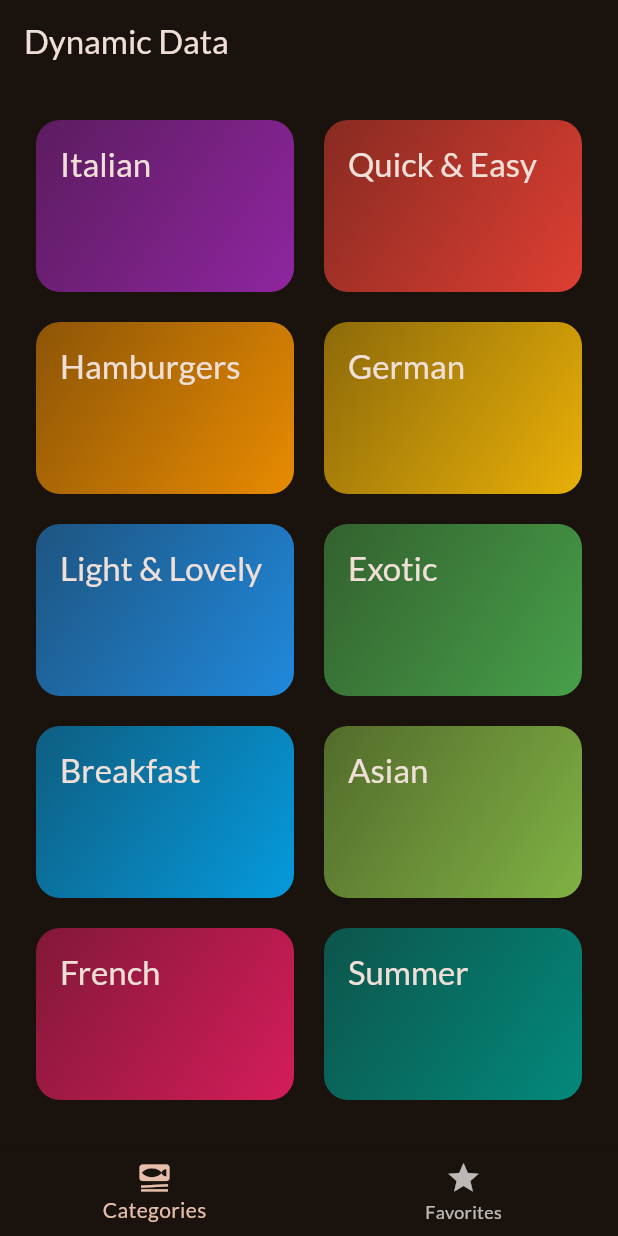
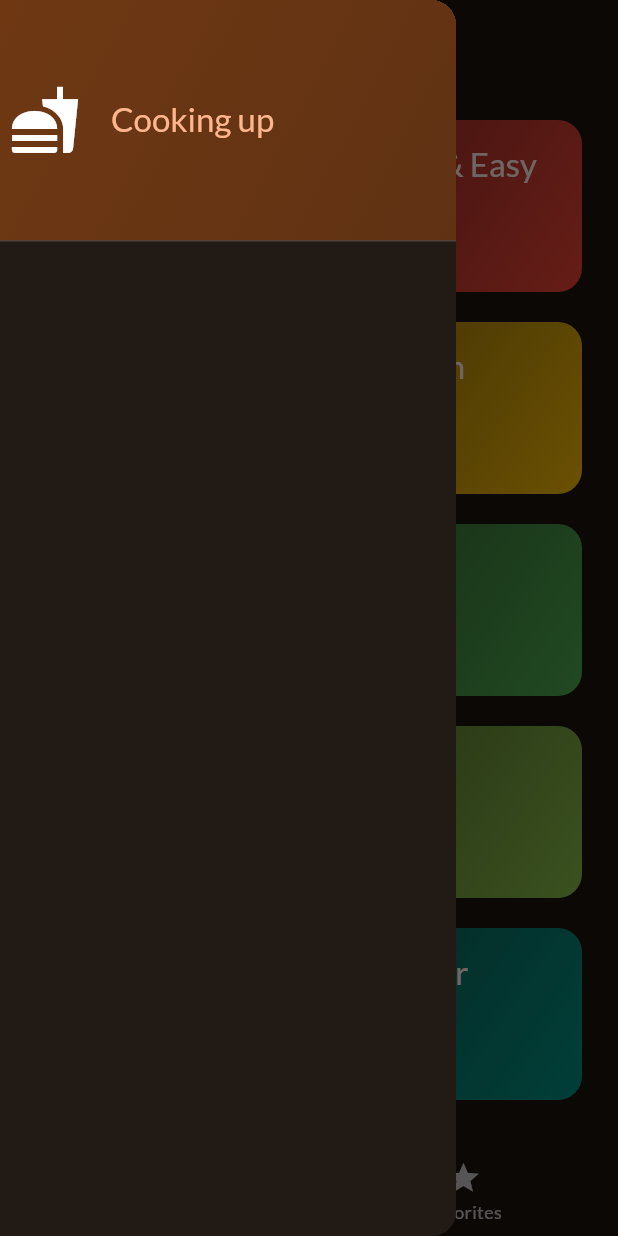
Before and after one commit to alvinwarui29/MealsAppFlutter, a Flutter app: the screen it shows after launch, with the side drawer open (before the commit the screen has no drawer), on a phone screen of 412 x 824 dp. Run offline on Flutter 3.47's test engine with Material 2 defaults, Android fonts, the phone set to English and light mode, and no system bars; our stand-ins replace google_fonts, transparent_image.

Commit message:
add side drawer

```diff
--- a/lib/screens/tabs.dart
+++ b/lib/screens/tabs.dart
@@ -2,6 +2,7 @@ import 'package:flutter/material.dart';
 import 'package:meals/screens/categories.dart';
 import 'package:meals/screens/meals.dart';
 import 'package:meals/model/meal.dart';
+import 'package:meals/widgets/main_drawer.dart';
 
 class TabsScreen extends StatefulWidget {
   const TabsScreen({super.key});
@@ -59,6 +60,7 @@ class _TabsScreenState extends State<TabsScreen> {
       appBar: AppBar(
         title: const Text('Dynamic Data'),
       ),
+      drawer: const MainDrawer(),
       body: activeScreen,
       bottomNavigationBar: BottomNavigationBar(
           currentIndex: _selectedPageIndex,
--- /dev/null
+++ b/lib/widgets/main_drawer.dart
@@ -0,0 +1,41 @@
+import 'package:flutter/material.dart';
+
+class MainDrawer extends StatelessWidget {
+  const MainDrawer({super.key});
+  @override
+  Widget build(BuildContext context) {
+    return Drawer(
+      child: Drawer(
+          child: Column(
+        children: [
+          DrawerHeader(
+              padding: const EdgeInsets.all(6),
+              decoration: BoxDecoration(
+                  gradient: LinearGradient(colors: [
+                Theme.of(context).colorScheme.primaryContainer,
+                Theme.of(context).colorScheme.primaryContainer.withOpacity(0.8),
+              ], begin: Alignment.topLeft, end: Alignment.bottomRight)),
+              child: Row(
+                children: [
+                  const Icon(
+                    Icons.fastfood,
+                    size: 48,
+                    color: Colors.white,
+                  ),
+                  const SizedBox(
+                    width: 20,
+                  ),
+                  Text(
+                    'Cooking up',
+                    style: Theme.of(context)
+                        .textTheme
+                        .titleLarge!
+                        .copyWith(color: Theme.of(context).colorScheme.primary),
+                  ),
+                ],
+              )),
+        ],
+      )),
+    );
+  }
+}
```
